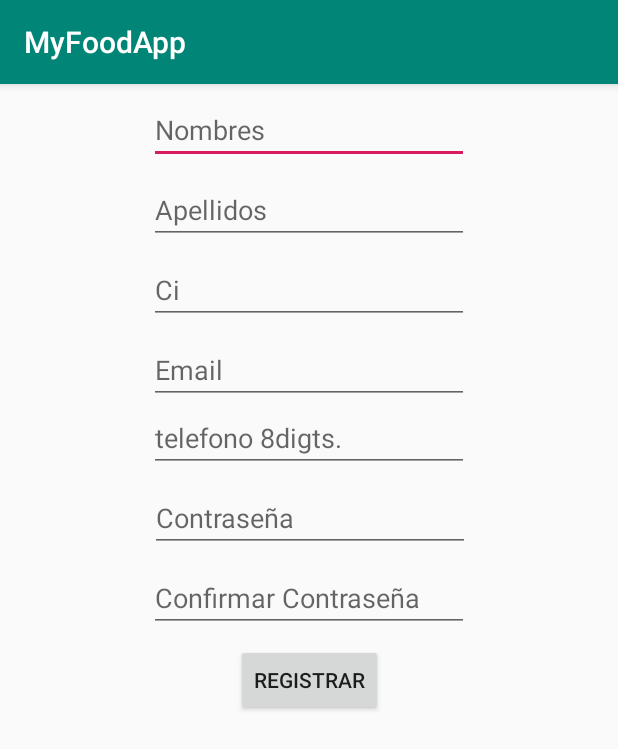
After one commit to ErwinFloresMarca/MyFoodApp, an Android app: the RegisterClient screen opened directly, with no data from a screen before it, on a phone screen of 412 x 824 dp. The commit adds this screen. Shown: the top 749 px of the screen. Run offline under Robolectric (Android 15) with nearby library versions, the phone set to English and light mode, and no system bars; libraries missing offline, so code that uses them is left out: com.loopj.android, cz.msebera.android.

Commit message:
Actividad Registrar Cliente

```diff
--- a/app/src/main/AndroidManifest.xml
+++ b/app/src/main/AndroidManifest.xml
@@ -21,12 +21,9 @@
         <activity
             android:name=".MainActivity"
             android:label="@string/app_name"
-            android:theme="@style/AppTheme.NoActionBar" />
-
+            android:theme="@style/AppTheme.NoActionBar"></activity>
         <activity android:name=".Login">
-
         </activity>
-        >
         <!--android:screenOrientation="portrait"-->
         <activity android:name=".RegisterRestaurant">
             <intent-filter>
@@ -34,6 +31,9 @@
 
                 <category android:name="android.intent.category.LAUNCHER" />
             </intent-filter>
+        </activity>
+        <activity android:name=".RegisterClient">
+
         </activity>
 
 
--- a/app/src/main/java/com/myfoodapp/seminarioproyect/myfoodapp/Login.java
+++ b/app/src/main/java/com/myfoodapp/seminarioproyect/myfoodapp/Login.java
@@ -13,7 +13,6 @@ import com.loopj.android.http.JsonHttpResponseHandler;
 import com.loopj.android.http.RequestParams;
 import com.myfoodapp.seminarioproyect.myfoodapp.utils.Data;
 
-import org.json.JSONException;
 import org.json.JSONObject;
 
 import cz.msebera.android.httpclient.Header;
@@ -46,8 +45,8 @@ public class Login extends AppCompatActivity {
     }
 
     public void loginClient(){
-        TextView email=findViewById(R.id.email);
-        TextView password= findViewById(R.id.password);
+        TextView email=findViewById(R.id.emailCl);
+        TextView password= findViewById(R.id.passwordCl);
         AsyncHttpClient client= new AsyncHttpClient();
         RequestParams params=new RequestParams();
         params.add("email",email.getText().toString());
--- /dev/null
+++ b/app/src/main/java/com/myfoodapp/seminarioproyect/myfoodapp/RegisterClient.java
@@ -0,0 +1,93 @@
+package com.myfoodapp.seminarioproyect.myfoodapp;
+
+import android.content.DialogInterface;
+import android.support.v7.app.AlertDialog;
+import android.support.v7.app.AppCompatActivity;
+import android.os.Bundle;
+import android.view.View;
+import android.widget.Button;
+import android.widget.TextView;
+
+import com.loopj.android.http.AsyncHttpClient;
+import com.loopj.android.http.JsonHttpResponseHandler;
+import com.loopj.android.http.RequestHandle;
+import com.loopj.android.http.RequestParams;
+import com.myfoodapp.seminarioproyect.myfoodapp.utils.Data;
+
+import org.json.JSONException;
+import org.json.JSONObject;
+
+import cz.msebera.android.httpclient.Header;
+
+public class RegisterClient extends AppCompatActivity {
+    private Button register;
+
+    @Override
+    protected void onCreate(Bundle savedInstanceState) {
+        super.onCreate(savedInstanceState);
+        setContentView(R.layout.activity_register_client);
+        register=findViewById(R.id.btn_registerCl);
+        register.setOnClickListener(new View.OnClickListener() {
+            @Override
+            public void onClick(View v) {
+                sendDataClient();
+
+            }
+        });
+    }
+    private void sendDataClient(){
+        TextView firstName=findViewById(R.id.firstNameCl);
+        TextView lastName=findViewById(R.id.lastNameCl);
+        TextView ci=findViewById(R.id.ciCl);
+        TextView email=findViewById(R.id.emailCl);
+        TextView phone=findViewById(R.id.phoneCl);
+        TextView password=findViewById(R.id.passwordCl);
+        TextView confPassword=findViewById(R.id.confPasswordCl);
+        if(!password.getText().toString().equals(confPassword.getText().toString())){
+            AlertDialog alertDialog = new AlertDialog.Builder(RegisterClient.this).create();
+            alertDialog.setTitle("ERROR CONTRASEÑA");
+            alertDialog.setMessage("las contraseñas no son identicas");
+            alertDialog.setButton(AlertDialog.BUTTON_NEUTRAL,"OK",new DialogInterface.OnClickListener(){
+
+                 @Override
+                 public void onClick(DialogInterface dialog, int which) {
+                     dialog.dismiss();
+                 }
+            });
+            alertDialog.show();
+        }
+        else{
+            AsyncHttpClient client=new AsyncHttpClient();
+            RequestParams params=new RequestParams();
+            params.add("name",firstName.getText().toString());
+            //params.add("lastname",lastName.getText().toString());
+            params.add("ci",ci.getText().toString());
+            params.add("email",email.getText().toString());
+            params.add("phone",phone.getText().toString());
+            params.add("password",password.getText().toString());
+            client.post(Data.HOST + Data.REGISTER_CLIENT, params, new JsonHttpResponseHandler(){
+
+                @Override
+                public void onSuccess(int statusCode, Header[] headers, JSONObject response) {
+
+                    if(response.has("_id")){
+                        AlertDialog alertDialog = new AlertDialog.Builder(RegisterClient.this).create();
+                        alertDialog.setTitle("SERVER RESPONSE");
+                        alertDialog.setMessage("Registro Exitoso!!!");
+                        alertDialog.setButton(AlertDialog.BUTTON_NEUTRAL,"OK",new DialogInterface.OnClickListener(){
+
+                            @Override
+                            public void onClick(DialogInterface dialog, int which) {
+                                dialog.dismiss();
+                            }
+                        });
+                        alertDialog.show();
+                    }
+                    else{
+
+                    }
+                }
+            });
+        }
+    }
+}
--- a/app/src/main/java/com/myfoodapp/seminarioproyect/myfoodapp/utils/Data.java
+++ b/app/src/main/java/com/myfoodapp/seminarioproyect/myfoodapp/utils/Data.java
@@ -4,4 +4,5 @@ public class Data {
     public static String TOKEN=null;
     public static String HOST="http://192.168.100.8:7777/api";
     public static String LOGIN="/clients/login";
+    public static String REGISTER_CLIENT="/clients/";
 }
--- a/app/src/main/res/layout/activity_login.xml
+++ b/app/src/main/res/layout/activity_login.xml
@@ -7,7 +7,7 @@
     tools:context=".Login">
 
     <EditText
-        android:id="@+id/email"
+        android:id="@+id/emailCl"
         android:layout_width="wrap_content"
         android:layout_height="wrap_content"
         android:layout_marginStart="8dp"
@@ -22,7 +22,7 @@
         app:layout_constraintTop_toTopOf="parent" />
 
     <EditText
-        android:id="@+id/password"
+        android:id="@+id/passwordCl"
         android:layout_width="wrap_content"
         android:layout_height="wrap_content"
         android:layout_marginStart="8dp"
@@ -34,7 +34,7 @@
         android:inputType="textPassword"
         app:layout_constraintEnd_toEndOf="parent"
         app:layout_constraintStart_toStartOf="parent"
-        app:layout_constraintTop_toBottomOf="@+id/email" />
+        app:layout_constraintTop_toBottomOf="@+id/emailCl" />
 
     <Button
         android:id="@+id/btn_login"
@@ -46,7 +46,7 @@
         android:text="Iniciar Sesion"
         app:layout_constraintEnd_toEndOf="parent"
         app:layout_constraintStart_toStartOf="parent"
-        app:layout_constraintTop_toBottomOf="@+id/password" />
+        app:layout_constraintTop_toBottomOf="@+id/passwordCl" />
 
     <Button
         android:id="@+id/btn_registerNewClient"
--- /dev/null
+++ b/app/src/main/res/layout/activity_register_client.xml
@@ -0,0 +1,118 @@
+<?xml version="1.0" encoding="utf-8"?>
+<android.support.constraint.ConstraintLayout xmlns:android="http://schemas.android.com/apk/res/android"
+    xmlns:app="http://schemas.android.com/apk/res-auto"
+    xmlns:tools="http://schemas.android.com/tools"
+    android:layout_width="match_parent"
+    android:layout_height="match_parent"
+    tools:context=".utils.RegisterClient">
+
+    <EditText
+        android:id="@+id/firstNameCl"
+        android:layout_width="wrap_content"
+        android:layout_height="wrap_content"
+        android:layout_marginStart="8dp"
+        android:layout_marginTop="8dp"
+        android:layout_marginEnd="8dp"
+        android:ems="10"
+        android:hint="Nombres"
+        android:inputType="textPersonName"
+        app:layout_constraintEnd_toEndOf="parent"
+        app:layout_constraintStart_toStartOf="parent"
+        app:layout_constraintTop_toTopOf="parent" />
+
+    <EditText
+        android:id="@+id/lastNameCl"
+        android:layout_width="wrap_content"
+        android:layout_height="wrap_content"
+        android:layout_marginStart="8dp"
+        android:layout_marginTop="8dp"
+        android:layout_marginEnd="8dp"
+        android:ems="10"
+        android:hint="Apellidos"
+        android:inputType="textPersonName"
+        app:layout_constraintEnd_toEndOf="parent"
+        app:layout_constraintStart_toStartOf="parent"
+        app:layout_constraintTop_toBottomOf="@+id/firstNameCl" />
+
+    <EditText
+        android:id="@+id/ciCl"
+        android:layout_width="wrap_content"
+        android:layout_height="wrap_content"
+        android:layout_marginStart="8dp"
+        android:layout_marginTop="8dp"
+        android:layout_marginEnd="8dp"
+        android:ems="10"
+        android:hint="Ci"
+        android:inputType="text|number"
+        app:layout_constraintEnd_toEndOf="parent"
+        app:layout_constraintStart_toStartOf="parent"
+        app:layout_constraintTop_toBottomOf="@+id/lastNameCl" />
+
+    <EditText
+        android:id="@+id/emailCl"
+        android:layout_width="wrap_content"
+        android:layout_height="wrap_content"
+        android:layout_marginStart="8dp"
+        android:layout_marginTop="8dp"
+        android:layout_marginEnd="8dp"
+        android:ems="10"
+        android:hint="Email"
+        android:inputType="textWebEmailAddress"
+        app:layout_constraintEnd_toEndOf="parent"
+        app:layout_constraintStart_toStartOf="parent"
+        app:layout_constraintTop_toBottomOf="@+id/ciCl" />
+
+    <EditText
+        android:id="@+id/passwordCl"
+        android:layout_width="wrap_content"
+        android:layout_height="wrap_content"
+        android:layout_marginStart="8dp"
+        android:layout_marginTop="8dp"
+        android:layout_marginEnd="8dp"
+        android:ems="10"
+        android:hint="Contraseña"
+        android:inputType="textPassword"
+        app:layout_constraintEnd_toEndOf="parent"
+        app:layout_constraintHorizontal_bias="0.503"
+        app:layout_constraintStart_toStartOf="parent"
+        app:layout_constraintTop_toBottomOf="@+id/phoneCl" />
+
+    <EditText
+        android:id="@+id/confPasswordCl"
+        android:layout_width="wrap_content"
+        android:layout_height="wrap_content"
+        android:layout_marginStart="8dp"
+        android:layout_marginTop="8dp"
+        android:layout_marginEnd="8dp"
+        android:ems="10"
+        android:hint="Confirmar Contraseña"
+        android:inputType="textPassword"
+        app:layout_constraintEnd_toEndOf="parent"
+        app:layout_constraintStart_toStartOf="parent"
+        app:layout_constraintTop_toBottomOf="@+id/passwordCl" />
+
+    <Button
+        android:id="@+id/btn_registerCl"
+        android:layout_width="wrap_content"
+        android:layout_height="wrap_content"
+        android:layout_marginStart="8dp"
+        android:layout_marginTop="8dp"
+        android:layout_marginEnd="8dp"
+        android:text="REGISTRAR"
+        app:layout_constraintEnd_toEndOf="parent"
+        app:layout_constraintStart_toStartOf="parent"
+        app:layout_constraintTop_toBottomOf="@+id/confPasswordCl" />
+
+    <EditText
+        android:id="@+id/phoneCl"
+        android:layout_width="wrap_content"
+        android:layout_height="wrap_content"
+        android:layout_marginStart="8dp"
+        android:layout_marginEnd="8dp"
+        android:ems="10"
+        android:hint="telefono 8digts."
+        android:inputType="number"
+        app:layout_constraintEnd_toEndOf="parent"
+        app:layout_constraintStart_toStartOf="parent"
+        app:layout_constraintTop_toBottomOf="@+id/emailCl" />
+</android.support.constraint.ConstraintLayout>
```
